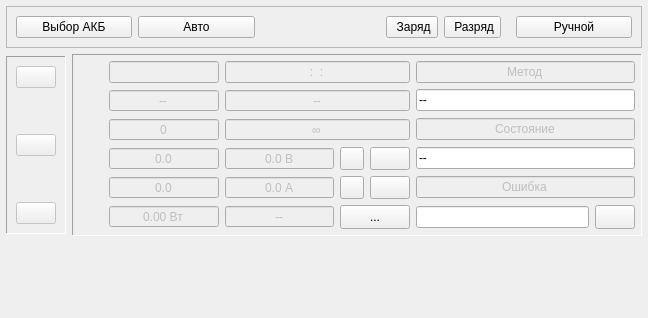
Qt form zrm/zrmmaindisplay.ui (dostapazov/powermon_v4) before a commit.
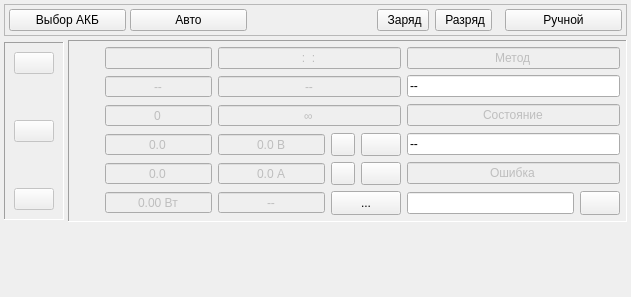
The same form after that commit. Icons and pictures are not drawn.

Commit message: manual charge discharge

Patch:
```diff
--- a/zrm/zrmmaindisplay.ui
+++ b/zrm/zrmmaindisplay.ui
@@ -6,8 +6,8 @@
    <rect>
     <x>0</x>
     <y>0</y>
-    <width>648</width>
-    <height>318</height>
+    <width>631</width>
+    <height>297</height>
    </rect>
   </property>
   <property name="sizePolicy">
@@ -20,14 +20,20 @@
    <string>Form</string>
   </property>
   <layout class="QVBoxLayout" name="verticalLayout_2">
+   <property name="spacing">
+    <number>4</number>
+   </property>
    <property name="leftMargin">
-    <number>6</number>
+    <number>4</number>
    </property>
    <property name="topMargin">
-    <number>6</number>
+    <number>4</number>
    </property>
    <property name="rightMargin">
-    <number>6</number>
+    <number>4</number>
+   </property>
+   <property name="bottomMargin">
+    <number>4</number>
    </property>
    <item>
     <widget class="QFrame" name="toolFrame">
@@ -44,9 +50,24 @@
       <enum>QFrame::Raised</enum>
      </property>
      <layout class="QHBoxLayout" name="horizontalLayout">
+      <property name="spacing">
+       <number>4</number>
+      </property>
       <property name="sizeConstraint">
        <enum>QLayout::SetMinAndMaxSize</enum>
       </property>
+      <property name="leftMargin">
+       <number>4</number>
+      </property>
+      <property name="topMargin">
+       <number>4</number>
+      </property>
+      <property name="rightMargin">
+       <number>4</number>
+      </property>
+      <property name="bottomMargin">
+       <number>4</number>
+      </property>
       <item>
        <widget class="QPushButton" name="bMethodAuto">
         <property name="sizePolicy">
```
The commit also changes 2 other files.
